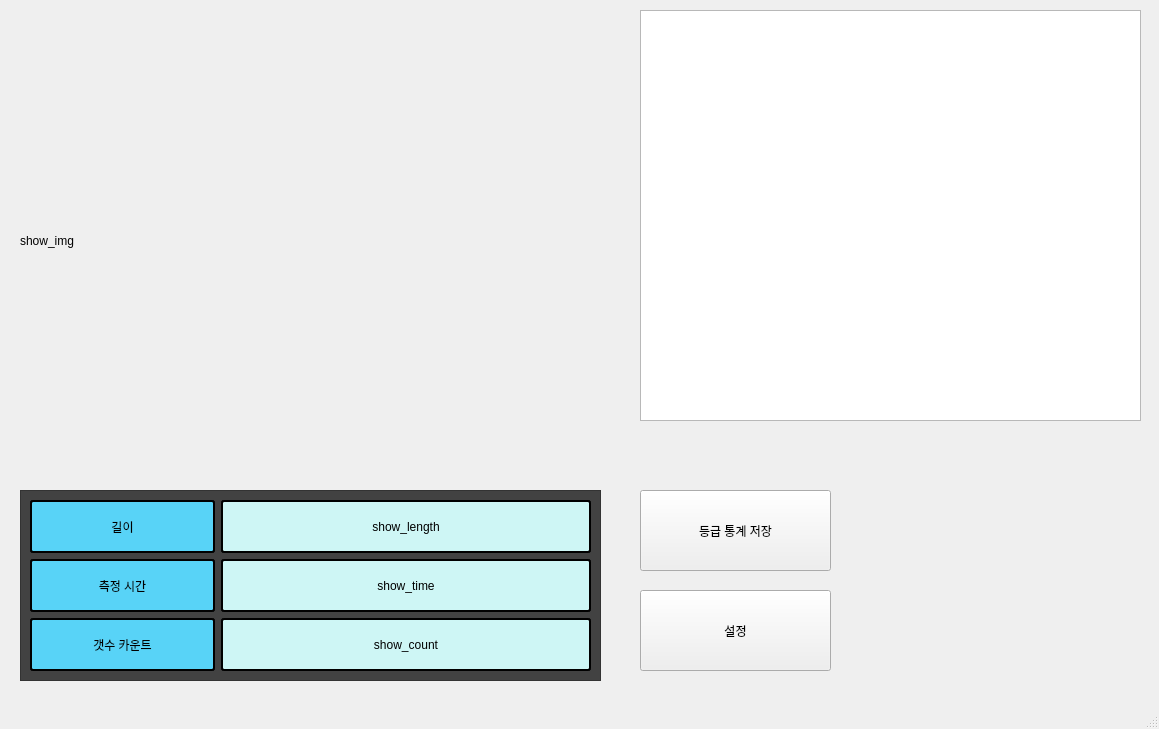
Above: mainwindow.ui from yi1397/Image-processing-eel-sorter before the change. Below: the same form after it.
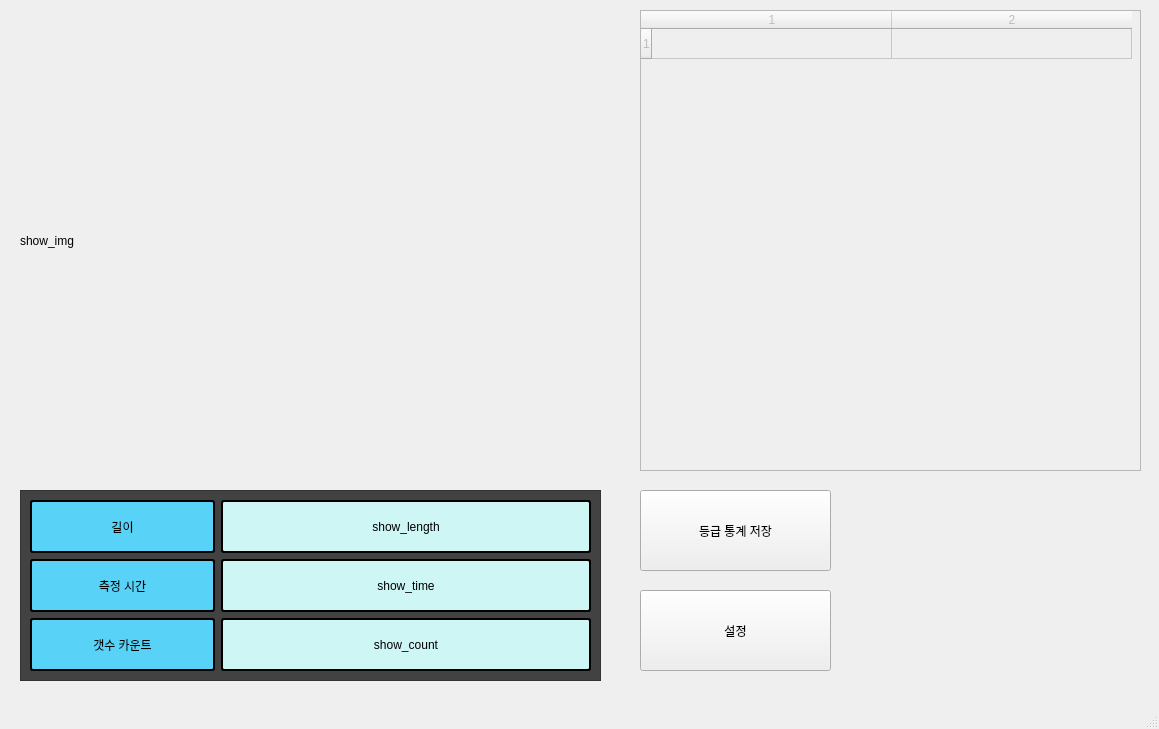
That is the form after the change.

Commit message: 결과 표시 테이블 수정

The edit to the form file:
```diff
--- a/mainwindow.ui
+++ b/mainwindow.ui
@@ -53,16 +53,6 @@
      <string>등급 통계 저장</string>
     </property>
    </widget>
-   <widget class="QTableView" name="tableView">
-    <property name="geometry">
-     <rect>
-      <x>640</x>
-      <y>10</y>
-      <width>501</width>
-      <height>411</height>
-     </rect>
-    </property>
-   </widget>
    <widget class="QFrame" name="frame">
     <property name="geometry">
      <rect>
@@ -228,6 +218,46 @@
      </layout>
     </widget>
    </widget>
+   <widget class="QTableWidget" name="tableWidget_result">
+    <property name="enabled">
+     <bool>false</bool>
+    </property>
+    <property name="geometry">
+     <rect>
+      <x>640</x>
+      <y>10</y>
+      <width>501</width>
+      <height>461</height>
+     </rect>
+    </property>
+    <property name="autoFillBackground">
+     <bool>false</bool>
+    </property>
+    <property name="frameShape">
+     <enum>QFrame::StyledPanel</enum>
+    </property>
+    <property name="frameShadow">
+     <enum>QFrame::Sunken</enum>
+    </property>
+    <property name="verticalScrollBarPolicy">
+     <enum>Qt::ScrollBarAsNeeded</enum>
+    </property>
+    <property name="rowCount">
+     <number>1</number>
+    </property>
+    <property name="columnCount">
+     <number>2</number>
+    </property>
+    <attribute name="horizontalHeaderCascadingSectionResizes">
+     <bool>true</bool>
+    </attribute>
+    <attribute name="horizontalHeaderDefaultSectionSize">
+     <number>240</number>
+    </attribute>
+    <row/>
+    <column/>
+    <column/>
+   </widget>
   </widget>
   <widget class="QMenuBar" name="menubar">
    <property name="geometry">
```
The commit also changes 2 other files.
